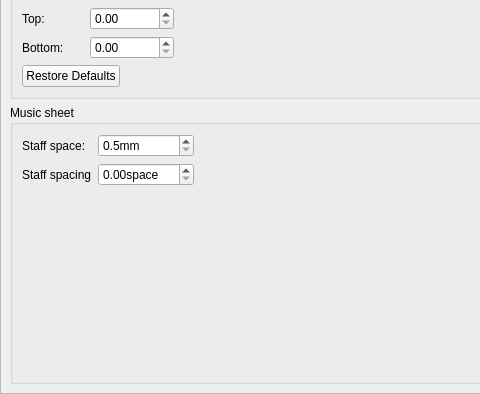
Above: src/app/dialogs/settingspages/layoutsettingspage.ui from EgonSpengler/LimePipes before the change; both pictures show x 0 to 480 and y 238 to 632 of the 835 by 632 pixel window. Below: the same form after it.
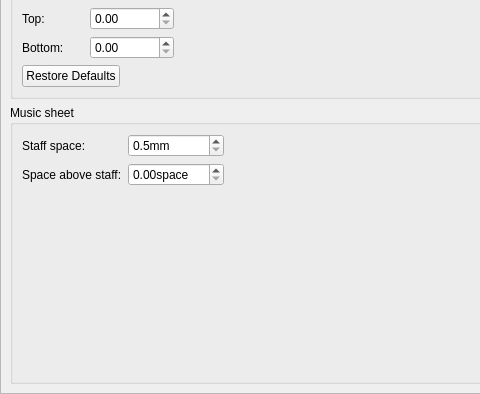
That is the form after the change.

Commit message: finished layout spacing above staffs

Patch:
```diff
--- a/src/app/dialogs/settingspages/layoutsettingspage.ui
+++ b/src/app/dialogs/settingspages/layoutsettingspage.ui
@@ -142,7 +142,7 @@
           <item row="1" column="0">
            <widget class="QLabel" name="label_11">
             <property name="text">
-             <string>Staff spacing</string>
+             <string>Space above staff:</string>
             </property>
            </widget>
           </item>
```
Left out of the diff: 2 changed lines with no effect on the pictures. The commit also changes 8 other files.
